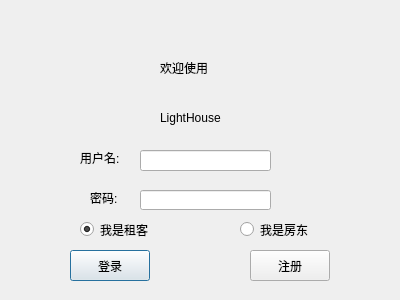
Qt form MainLaunch_qt/src/login/logindialog.ui (luohanqing0318/graduation-design) before a commit.
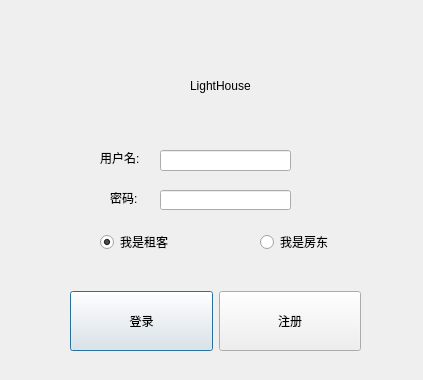
The same form after that commit. Icons and pictures are not drawn.

```diff
--- a/MainLaunch_qt/src/login/logindialog.ui
+++ b/MainLaunch_qt/src/login/logindialog.ui
@@ -6,17 +6,20 @@
    <rect>
     <x>0</x>
     <y>0</y>
-    <width>400</width>
-    <height>300</height>
+    <width>423</width>
+    <height>380</height>
    </rect>
   </property>
   <property name="windowTitle">
-   <string>Dialog</string>
+   <string>登录</string>
+  </property>
+  <property name="styleSheet">
+   <string notr="true">background-color{color:white};</string>
   </property>
   <widget class="QLineEdit" name="username_lineEdit">
    <property name="geometry">
     <rect>
-     <x>140</x>
+     <x>160</x>
      <y>150</y>
      <width>131</width>
      <height>21</height>
@@ -26,96 +29,25 @@
   <widget class="QLineEdit" name="password_lineEdit">
    <property name="geometry">
     <rect>
-     <x>140</x>
+     <x>160</x>
      <y>190</y>
      <width>131</width>
      <height>20</height>
     </rect>
    </property>
   </widget>
-  <widget class="QPushButton" name="pushButton">
-   <property name="geometry">
-    <rect>
-     <x>70</x>
-     <y>250</y>
-     <width>80</width>
-     <height>31</height>
-    </rect>
-   </property>
-   <property name="text">
-    <string>登录</string>
-   </property>
-  </widget>
-  <widget class="QPushButton" name="pushButton_2">
-   <property name="geometry">
-    <rect>
-     <x>250</x>
-     <y>250</y>
-     <width>80</width>
-     <height>31</height>
-    </rect>
-   </property>
-   <property name="text">
-    <string>注册</string>
-   </property>
-  </widget>
-  <widget class="QRadioButton" name="radioButton_2">
-   <property name="geometry">
-    <rect>
-     <x>240</x>
-     <y>220</y>
-     <width>115</width>
-     <height>19</height>
-    </rect>
-   </property>
-   <property name="text">
-    <string>我是房东</string>
-   </property>
-   <attribute name="buttonGroup">
-    <string notr="true">buttonGroup</string>
-   </attribute>
-  </widget>
-  <widget class="QRadioButton" name="radioButton_1">
-   <property name="geometry">
-    <rect>
-     <x>80</x>
-     <y>220</y>
-     <width>115</width>
-     <height>19</height>
-    </rect>
-   </property>
-   <property name="text">
-    <string>我是租客</string>
-   </property>
-   <property name="checked">
-    <bool>true</bool>
-   </property>
-   <attribute name="buttonGroup">
-    <string notr="true">buttonGroup</string>
-   </attribute>
-  </widget>
-  <widget class="QLabel" name="label">
-   <property name="geometry">
-    <rect>
-     <x>160</x>
-     <y>60</y>
-     <width>72</width>
-     <height>15</height>
-    </rect>
-   </property>
-   <property name="text">
-    <string>欢迎使用</string>
-   </property>
-  </widget>
   <widget class="QLabel" name="label_2">
    <property name="geometry">
     <rect>
-     <x>160</x>
-     <y>110</y>
-     <width>72</width>
-     <height>15</height>
+     <x>190</x>
+     <y>40</y>
+     <width>231</width>
+     <height>91</height>
     </rect>
    </property>
+   <property name="styleSheet">
+    <string notr="true">font: 25pt &quot;CountryBlueprint&quot;;</string>
+   </property>
    <property name="text">
     <string>LightHouse</string>
    </property>
@@ -123,12 +55,15 @@
   <widget class="QLabel" name="label_3">
    <property name="geometry">
     <rect>
-     <x>80</x>
+     <x>100</x>
      <y>150</y>
      <width>61</width>
      <height>16</height>
     </rect>
    </property>
+   <property name="styleSheet">
+    <string notr="true">font: 9pt &quot;Microsoft YaHei UI&quot;;</string>
+   </property>
    <property name="text">
     <string>用户名:</string>
    </property>
@@ -136,16 +71,164 @@
   <widget class="QLabel" name="label_4">
    <property name="geometry">
     <rect>
-     <x>90</x>
+     <x>110</x>
      <y>190</y>
      <width>41</width>
      <height>16</height>
     </rect>
    </property>
+   <property name="styleSheet">
+    <string notr="true">font: 9pt &quot;Microsoft YaHei UI&quot;;</string>
+   </property>
    <property name="text">
     <string>密码:</string>
    </property>
   </widget>
+  <widget class="QWidget" name="horizontalLayoutWidget">
+   <property name="geometry">
+    <rect>
+     <x>70</x>
+     <y>280</y>
+     <width>291</width>
+     <height>82</height>
+    </rect>
+   </property>
+   <layout class="QHBoxLayout" name="horizontalLayout">
+    <item>
+     <widget class="QPushButton" name="pushButton">
+      <property name="minimumSize">
+       <size>
+        <width>0</width>
+        <height>60</height>
+       </size>
+      </property>
+      <property name="maximumSize">
+       <size>
+        <width>16777215</width>
+        <height>60</height>
+       </size>
+      </property>
+      <property name="styleSheet">
+       <string notr="true">font: 25 12pt &quot;Microsoft YaHei&quot;;</string>
+      </property>
+      <property name="text">
+       <string>登录</string>
+      </property>
+     </widget>
+    </item>
+    <item>
+     <widget class="QPushButton" name="pushButton_2">
+      <property name="minimumSize">
+       <size>
+        <width>0</width>
+        <height>60</height>
+       </size>
+      </property>
+      <property name="maximumSize">
+       <size>
+        <width>16777215</width>
+        <height>60</height>
+       </size>
+      </property>
+      <property name="styleSheet">
+       <string notr="true">font: 25 12pt &quot;Microsoft YaHei&quot;;</string>
+      </property>
+      <property name="text">
+       <string>注册</string>
+      </property>
+     </widget>
+    </item>
+   </layout>
+  </widget>
+  <widget class="QLabel" name="label_5">
+   <property name="geometry">
+    <rect>
+     <x>0</x>
+     <y>10</y>
+     <width>181</width>
+     <height>161</height>
+    </rect>
+   </property>
+   <property name="styleSheet">
+    <string notr="true">image: url(:/images/其他，zjark登录背景.png);</string>
+   </property>
+   <property name="text">
+    <string/>
+   </property>
+  </widget>
+  <widget class="QLabel" name="label">
+   <property name="geometry">
+    <rect>
+     <x>20</x>
+     <y>230</y>
+     <width>121</width>
+     <height>21</height>
+    </rect>
+   </property>
+   <property name="styleSheet">
+    <string notr="true">image: url(:/200用户_用户.png);</string>
+   </property>
+   <property name="text">
+    <string/>
+   </property>
+  </widget>
+  <widget class="QLabel" name="label_6">
+   <property name="geometry">
+    <rect>
+     <x>200</x>
+     <y>230</y>
+     <width>71</width>
+     <height>31</height>
+    </rect>
+   </property>
+   <property name="styleSheet">
+    <string notr="true">image: url(:/业主.png);</string>
+   </property>
+   <property name="text">
+    <string/>
+   </property>
+  </widget>
+  <widget class="QRadioButton" name="radioButton_2">
+   <property name="geometry">
+    <rect>
+     <x>260</x>
+     <y>230</y>
+     <width>126</width>
+     <height>24</height>
+    </rect>
+   </property>
+   <property name="styleSheet">
+    <string notr="true">font: 25 9pt &quot;Microsoft YaHei&quot;;</string>
+   </property>
+   <property name="text">
+    <string>我是房东</string>
+   </property>
+   <attribute name="buttonGroup">
+    <string notr="true">buttonGroup</string>
+   </attribute>
+  </widget>
+  <widget class="QRadioButton" name="radioButton_1">
+   <property name="geometry">
+    <rect>
+     <x>100</x>
+     <y>230</y>
+     <width>101</width>
+     <height>24</height>
+    </rect>
+   </property>
+   <property name="styleSheet">
+    <string notr="true">font: 25 9pt &quot;Microsoft YaHei&quot;;</string>
+   </property>
+   <property name="text">
+    <string>我是租客</string>
+   </property>
+   <property name="checked">
+    <bool>true</bool>
+   </property>
+   <attribute name="buttonGroup">
+    <string notr="true">buttonGroup</string>
+   </attribute>
+  </widget>
  </widget>
  <resources/>
  <connections/>
```
